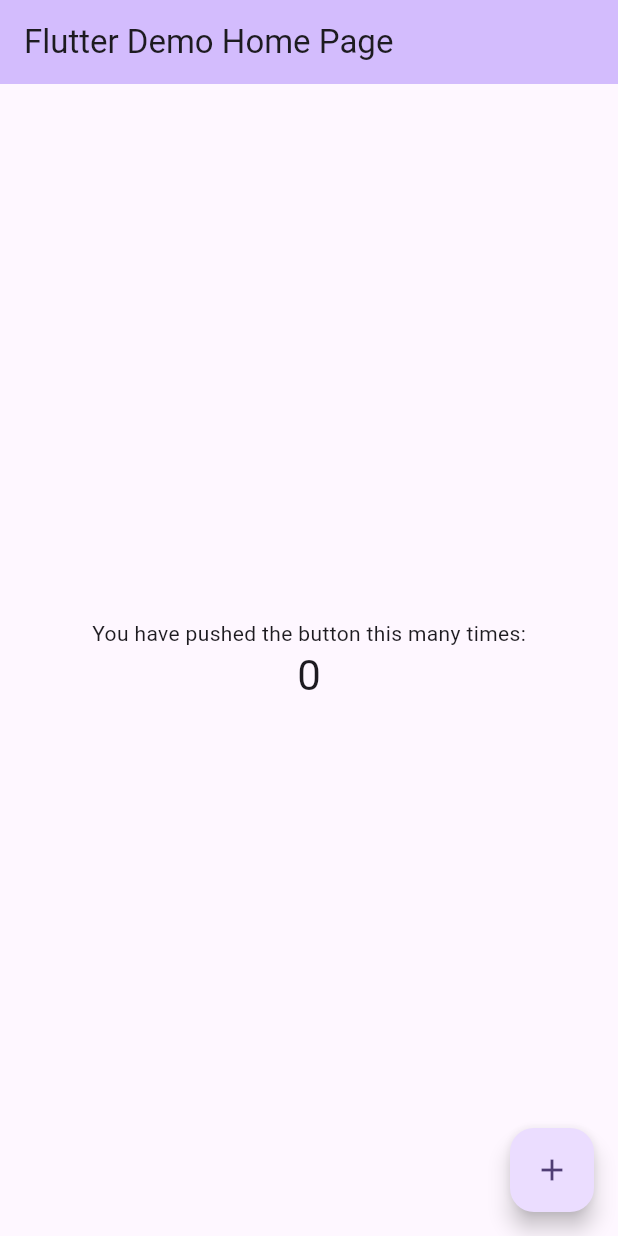
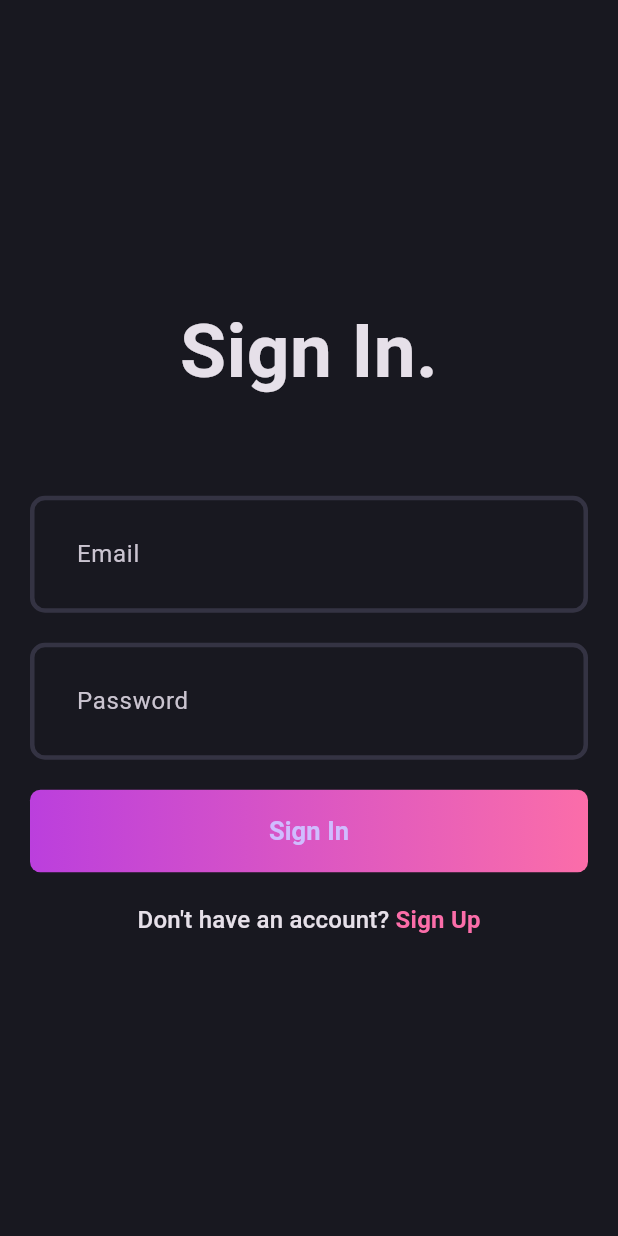
Before and after one commit to Krishna311203/blog_application_flutter, a Flutter app: the screen it shows after launch, on a phone screen of 412 x 824 dp. Run offline on Flutter 3.47's test engine with Material 3 defaults, Android fonts, the phone set to English and light mode, and no system bars.

Commit message:
added sign up and sign in UI

```diff
--- /dev/null
+++ b/lib/core/theme/app_pallet.dart
@@ -0,0 +1,13 @@
+import 'package:flutter/material.dart';
+
+class AppPallete {
+  static const Color backgroundColor = Color.fromRGBO(24, 24, 32, 1);
+  static const Color gradient1 = Color.fromRGBO(187, 63, 221, 1);
+  static const Color gradient2 = Color.fromRGBO(251, 109, 169, 1);
+  static const Color gradient3 = Color.fromRGBO(255, 159, 124, 1);
+  static const Color borderColor = Color.fromRGBO(52, 51, 67, 1);
+  static const Color whiteColor = Colors.white;
+  static const Color greyColor = Colors.grey;
+  static const Color errorColor = Colors.redAccent;
+  static const Color transparentColor = Colors.transparent;
+}
--- /dev/null
+++ b/lib/core/theme/theme.dart
@@ -0,0 +1,24 @@
+import 'package:blog_application_flutter/core/theme/app_pallet.dart';
+import 'package:flutter/material.dart';
+
+class AppTheme{
+    static _border([Color color = AppPallete.borderColor]) => OutlineInputBorder(
+        borderSide: BorderSide(
+          color: color,
+          width: 3,
+        ),
+        borderRadius: BorderRadius.circular(10),
+      );
+
+  static final darkThemeMode = ThemeData.dark().copyWith(
+    scaffoldBackgroundColor: AppPallete.backgroundColor,
+
+    inputDecorationTheme: InputDecorationTheme(
+      contentPadding: const EdgeInsets.all(27),
+      border: _border(),
+      enabledBorder: _border(),
+      focusedBorder: _border(AppPallete.gradient2),
+      errorBorder: _border(AppPallete.errorColor),
+    ),
+  );
+}
--- /dev/null
+++ b/lib/features/auth/presentation/pages/signin_page.dart
@@ -0,0 +1,73 @@
+import 'package:blog_application_flutter/core/theme/app_pallet.dart';
+import 'package:blog_application_flutter/features/auth/presentation/widgets/auth_field.dart';
+import 'package:blog_application_flutter/features/auth/presentation/widgets/auth_gradient_button.dart';
+import 'package:flutter/material.dart';
+
+class SignInPage extends StatefulWidget {
+  const SignInPage({super.key});
+
+  @override
+  State<SignInPage> createState() => _SignInPageState();
+}
+
+class _SignInPageState extends State<SignInPage> {
+  final formKey = GlobalKey<FormState>();
+
+  final emailController = TextEditingController();
+  final passwordController = TextEditingController();
+
+  @override
+  void dispose() {
+    emailController.dispose();
+    passwordController.dispose();
+    super.dispose();
+  }
+
+  @override
+  Widget build(BuildContext context) {
+    return Scaffold(
+      body: Padding(
+        padding: const EdgeInsets.all(20.0),
+        child: Form(
+          key: formKey,
+          child: Column(
+            mainAxisAlignment: MainAxisAlignment.center,
+            crossAxisAlignment: CrossAxisAlignment.center,
+            children: [
+              const Text(
+                "Sign In.",
+                style: TextStyle(
+                  fontSize: 50,
+                  fontWeight: FontWeight.bold,
+                ),
+              ),
+              const SizedBox(height: 40),
+              const SizedBox(height: 20),
+              AuthField(hintText: "Email", controller: emailController),
+              const SizedBox(height: 20),
+              AuthField(
+                  hintText: "Password",
+                  controller: passwordController,
+                  isObscureText: true),
+              const SizedBox(height: 20),
+              const GradientButton(text: "Sign In",),
+              const SizedBox(height: 20),
+              RichText(
+                  text: TextSpan(
+                      text: 'Don\'t have an account? ',
+                      style: Theme.of(context).textTheme.titleMedium,
+                      children: const [
+                    TextSpan(
+                        text: 'Sign Up',
+                        style: TextStyle(
+                          color: AppPallete.gradient2,
+                          fontWeight: FontWeight.bold,
+                        ))
+                  ]))
+            ],
+          ),
+        ),
+      ),
+    );
+  }
+}
--- /dev/null
+++ b/lib/features/auth/presentation/widgets/auth_field.dart
@@ -0,0 +1,25 @@
+import 'package:flutter/material.dart';
+
+class AuthField extends StatelessWidget {
+  final String hintText;
+  final TextEditingController controller;
+  final bool isObscureText;
+  const AuthField({super.key, required this.hintText,required this.controller, this.isObscureText = false});
+
+  @override
+  Widget build(BuildContext context) {
+    return TextFormField(
+      controller: controller,
+      decoration: InputDecoration(
+        hintText: hintText,
+      ),
+      validator: (value) {
+        if (value == null || value.isEmpty) {
+          return '$hintText is Missing!';
+        }
+        return null;
+      },
+      obscureText: isObscureText,
+    );
+  }
+}
--- /dev/null
+++ b/lib/features/auth/presentation/widgets/auth_gradient_button.dart
@@ -0,0 +1,35 @@
+import 'package:blog_application_flutter/core/theme/app_pallet.dart';
+import 'package:flutter/material.dart';
+
+class GradientButton extends StatelessWidget {
+  final String text;
+  const GradientButton({super.key, required this.text});
+
+  @override
+  Widget build(BuildContext context) {
+    return Container(
+      decoration: BoxDecoration(
+        gradient: const LinearGradient(
+          colors: [
+            AppPallete.gradient1,
+            AppPallete.gradient2,
+          ],
+        ),
+        borderRadius: BorderRadius.circular(7),
+      ),
+      child: ElevatedButton(
+        style: ElevatedButton.styleFrom(
+          fixedSize: const Size(395, 55),
+          backgroundColor: Colors.transparent,
+          elevation: 0,
+          shadowColor: Colors.transparent,
+        ),
+        onPressed: () {},
+        child: Text(
+          text,
+          style:const TextStyle(fontSize: 17, fontWeight: FontWeight.w600),
+        ),
+      ),
+    );
+  }
+}
--- a/lib/main.dart
+++ b/lib/main.dart
@@ -1,3 +1,6 @@
+import 'package:blog_application_flutter/core/theme/theme.dart';
+import 'package:blog_application_flutter/features/auth/presentation/pages/signin_page.dart';
+import 'package:blog_application_flutter/features/auth/presentation/pages/signup_page.dart';
 import 'package:flutter/material.dart';
 
 void main() {
@@ -10,60 +13,10 @@ class MyApp extends StatelessWidget {
   @override
   Widget build(BuildContext context) {
     return MaterialApp(
-      title: 'Flutter Demo',
-      theme: ThemeData(
-        colorScheme: ColorScheme.fromSeed(seedColor: Colors.deepPurple),
-        useMaterial3: true,
-      ),
-      home: const MyHomePage(title: 'Flutter Demo Home Page'),
+      debugShowCheckedModeBanner: false,
+      title: 'Blog App',
+      theme: AppTheme.darkThemeMode,
+      home: const SignInPage(),
     );
   }
 }
-
-class MyHomePage extends StatefulWidget {
-  const MyHomePage({super.key, required this.title});
-
-  final String title;
-
-  @override
-  State<MyHomePage> createState() => _MyHomePageState();
-}
-
-class _MyHomePageState extends State<MyHomePage> {
-  int _counter = 0;
-
-  void _incrementCounter() {
-    setState(() {
-      _counter++;
-    });
-  }
-
-  @override
-  Widget build(BuildContext context) {
-    return Scaffold(
-      appBar: AppBar(
-        backgroundColor: Theme.of(context).colorScheme.inversePrimary,
-        title: Text(widget.title),
-      ),
-      body: Center(
-        child: Column(
-          mainAxisAlignment: MainAxisAlignment.center,
-          children: <Widget>[
-            const Text(
-              'You have pushed the button this many times:',
-            ),
-            Text(
-              '$_counter',
-              style: Theme.of(context).textTheme.headlineMedium,
-            ),
-          ],
-        ),
-      ),
-      floatingActionButton: FloatingActionButton(
-        onPressed: _incrementCounter,
-        tooltip: 'Increment',
-        child: const Icon(Icons.add),
-      ),
-    );
-  }
-}
```
Also changed, not shown: lib/features/auth/presentation/pages/signup_page.dart (added, +72 -0 lines).
